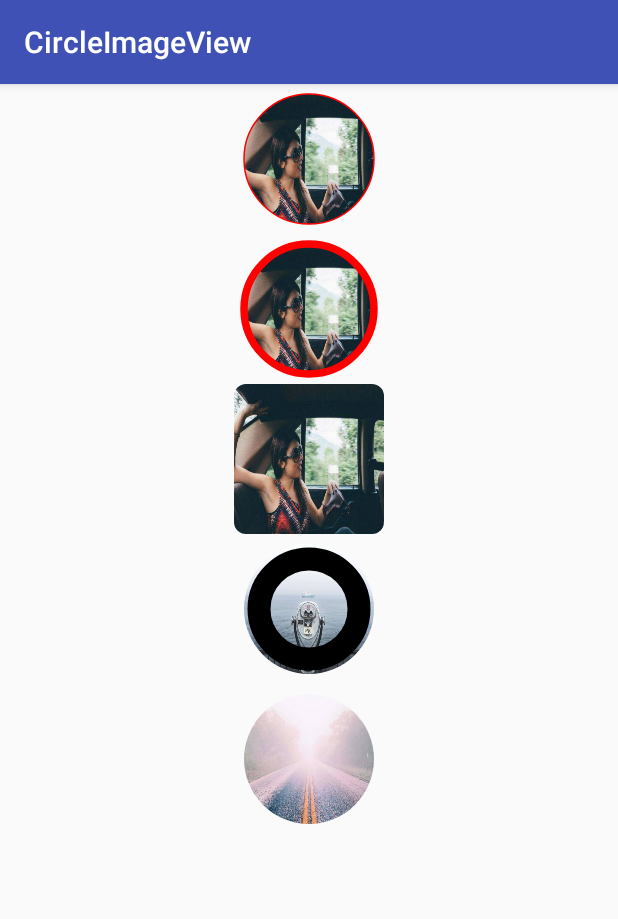
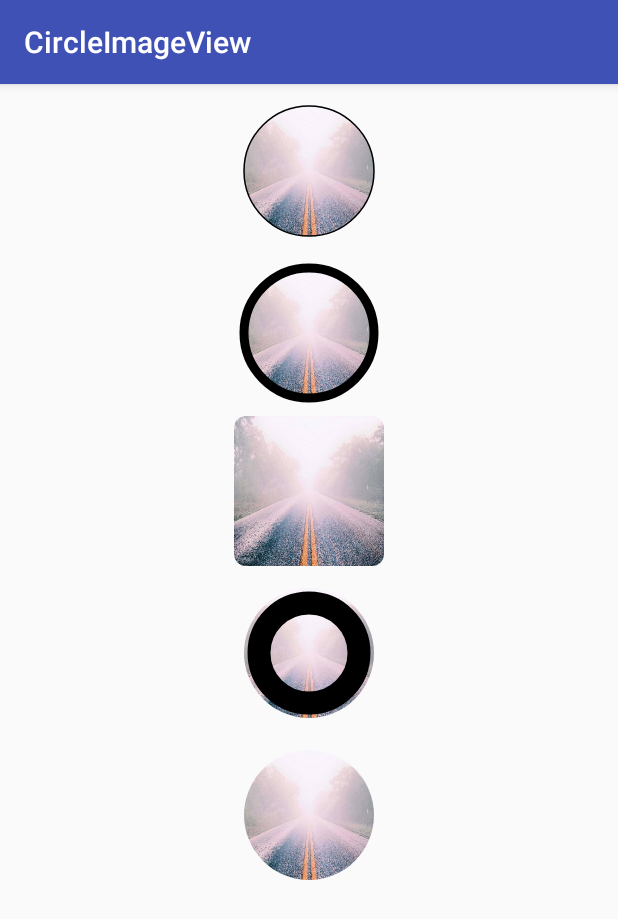
Before and after one commit to Aaron-DBJ/CircleImageView, an Android app: the screen it shows after launch (MainActivity), on a phone screen of 412 x 824 dp. Shown: the top 919 px of the screen. Run offline under Robolectric (Android 15) with nearby library versions, the phone set to English and light mode, and no system bars; our stand-ins replace CircleImageView.

Commit message:
添加效果图片

```diff
--- a/app/src/main/res/layout/activity_main.xml
+++ b/app/src/main/res/layout/activity_main.xml
@@ -9,22 +9,25 @@
 
     <com.arron_dbj.circleimageview.CircleImageView
         android:layout_gravity="center_horizontal"
-        app:src="@drawable/girlincar"
+        app:src="@drawable/joshua"
+        android:layout_marginTop="8dp"
         app:borderWidth="1dp"
-        app:borderColor="#ff0000"
+        app:borderColor="#000000"
         app:shapeStyle="circle"
         android:layout_width="100dp"
         android:layout_height="100dp" />
     <com.arron_dbj.circleimageview.CircleImageView
         android:layout_gravity="center_horizontal"
-        app:src="@drawable/girlincar"
-        app:borderWidth="5dp"
-        app:borderColor="#ff0000"
+        app:src="@drawable/joshua"
+        android:layout_marginTop="8dp"
+        app:borderWidth="6dp"
+        app:borderColor="#000000"
         android:layout_width="100dp"
         android:layout_height="100dp" />
     <com.arron_dbj.circleimageview.CircleImageView
         android:layout_gravity="center_horizontal"
-        app:src="@drawable/girlincar"
+        app:src="@drawable/joshua"
+        android:layout_marginTop="5dp"
         app:shapeStyle="roundRect"
         app:roundRadius="8dp"
         android:layout_width="100dp"
@@ -32,13 +35,15 @@
     <com.arron_dbj.circleimageview.CircleImageView
         app:shapeStyle="circle"
         app:borderWidth="30dp"
-        app:src="@drawable/binoculars"
+        android:layout_marginTop="8dp"
+        app:src="@drawable/joshua"
         android:layout_gravity="center_horizontal"
         android:layout_width="100dp"
         android:layout_height="100dp" />
     <com.arron_dbj.circleimageview.CircleImageView
         app:shapeStyle="circle"
         app:borderWidth="0dp"
+        android:layout_marginTop="8dp"
         app:src="@drawable/joshua"
         android:layout_gravity="center_horizontal"
         android:layout_width="100dp"
```
Also changed, not shown: app/src/main/res/drawable-v24/boederwidth_15dp.jpg (added), app/src/main/res/drawable-v24/borderwidth_0dp.jpg (added), app/src/main/res/drawable-v24/borderwidth_1dp.jpg (added), app/src/main/res/drawable-v24/borderwidth_6dp.jpg (added), app/src/main/res/drawable-v24/roundrectangle.jpg (added).
